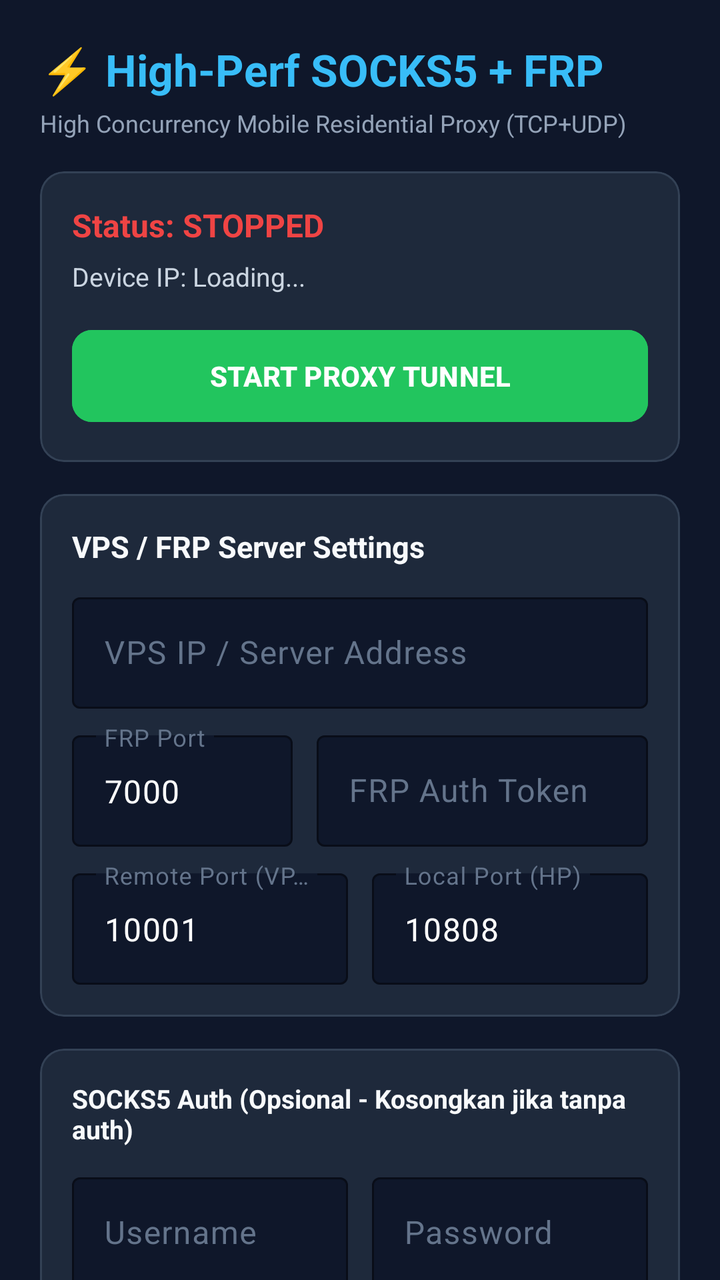
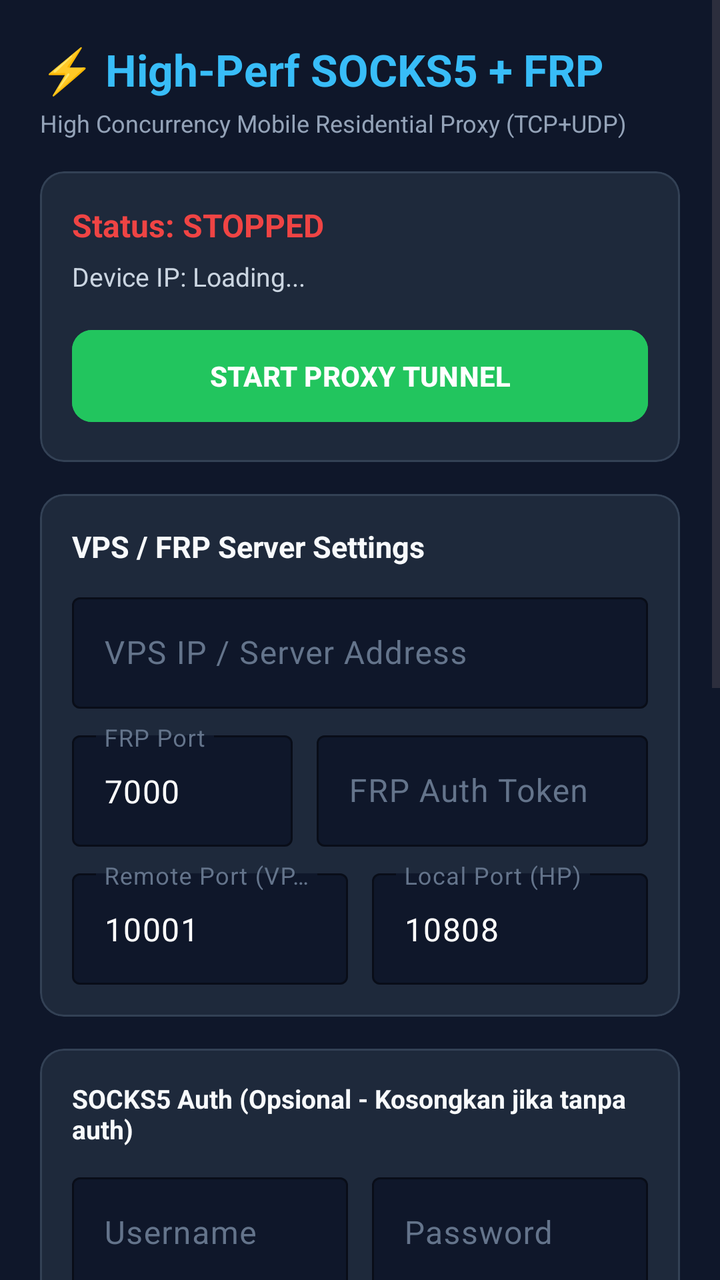

Compare the two renders of this Android layout. The source of the first and the diff that turns it into the second are given below.
<!-- AndroidManifest.xml: application theme Theme.Material3.DayNight.NoActionBar -->
<!-- res/layout/activity_main.xml -->
<?xml version="1.0" encoding="utf-8"?>
<androidx.core.widget.NestedScrollView xmlns:android="http://schemas.android.com/apk/res/android"
    xmlns:app="http://schemas.android.com/apk/res-auto"
    android:id="@+id/rootScrollView"
    android:layout_width="match_parent"
    android:layout_height="match_parent"
    android:background="#0F172A"
    android:descendantFocusability="blocksDescendants"
    android:fillViewport="true">

    <LinearLayout
        android:layout_width="match_parent"
        android:layout_height="wrap_content"
        android:orientation="vertical"
        android:padding="20dp">

        <TextView
            android:layout_width="wrap_content"
            android:layout_height="wrap_content"
            android:text="⚡ High-Perf SOCKS5 + FRP"
            android:textColor="#38BDF8"
            android:textSize="22sp"
            android:textStyle="bold" />

        <TextView
            android:layout_width="wrap_content"
            android:layout_height="wrap_content"
            android:layout_marginTop="4dp"
            android:text="High Concurrency Mobile Residential Proxy (TCP+UDP)"
            android:textColor="#94A3B8"
            android:textSize="12sp" />

        <com.google.android.material.card.MaterialCardView
            android:layout_width="match_parent"
            android:layout_height="wrap_content"
            android:layout_marginTop="16dp"
            app:cardBackgroundColor="#1E293B"
            app:cardCornerRadius="12dp"
            app:strokeColor="#334155"
            app:strokeWidth="1dp">

            <LinearLayout
                android:layout_width="match_parent"
                android:layout_height="wrap_content"
                android:orientation="vertical"
                android:padding="16dp">

                <TextView
                    android:id="@+id/tvStatus"
                    android:layout_width="wrap_content"
                    android:layout_height="wrap_content"
                    android:text="Status: STOPPED"
                    android:textColor="#EF4444"
                    android:textSize="16sp"
                    android:textStyle="bold" />

                <TextView
                    android:id="@+id/tvDeviceIP"
                    android:layout_width="wrap_content"
                    android:layout_height="wrap_content"
                    android:layout_marginTop="6dp"
                    android:text="Device IP: Loading..."
                    android:textColor="#CBD5E1"
                    android:textSize="13sp" />

                <Button
                    android:id="@+id/btnToggle"
                    android:layout_width="match_parent"
                    android:layout_height="54dp"
                    android:layout_marginTop="14dp"
                    android:backgroundTint="#22C55E"
                    android:text="START PROXY TUNNEL"
                    android:textColor="#FFFFFF"
                    android:textStyle="bold"
                    app:cornerRadius="10dp" />
            </LinearLayout>
        </com.google.android.material.card.MaterialCardView>

        
        <com.google.android.material.card.MaterialCardView
            android:layout_width="match_parent"
            android:layout_height="wrap_content"
            android:layout_marginTop="16dp"
            app:cardBackgroundColor="#1E293B"
            app:cardCornerRadius="12dp"
            app:strokeColor="#334155"
            app:strokeWidth="1dp">

            <LinearLayout
                android:layout_width="match_parent"
                android:layout_height="wrap_content"
                android:orientation="vertical"
                android:padding="16dp">

                <TextView
                    android:layout_width="wrap_content"
                    android:layout_height="wrap_content"
                    android:text="VPS / FRP Server Settings"
                    android:textColor="#F8FAFC"
                    android:textSize="15sp"
                    android:textStyle="bold" />

                
                <com.google.android.material.textfield.TextInputLayout
                    android:layout_width="match_parent"
                    android:layout_height="wrap_content"
                    android:layout_marginTop="10dp"
                    android:hint="VPS IP / Server Address"
                    android:textColorHint="#64748B"
                    app:boxBackgroundColor="#0F172A"
                    app:boxStrokeColor="#38BDF8">

                    <com.google.android.material.textfield.TextInputEditText
                        android:id="@+id/etServerAddr"
                        android:layout_width="match_parent"
                        android:layout_height="wrap_content"
                        android:text=""
                        android:textColor="#FFFFFF" />
                </com.google.android.material.textfield.TextInputLayout>

                
                <LinearLayout
                    android:layout_width="match_parent"
                    android:layout_height="wrap_content"
                    android:layout_marginTop="8dp"
                    android:orientation="horizontal">

                    <com.google.android.material.textfield.TextInputLayout
                        android:layout_width="0dp"
                        android:layout_height="wrap_content"
                        android:layout_marginEnd="6dp"
                        android:layout_weight="1"
                        android:hint="FRP Port"
                        android:textColorHint="#64748B"
                        app:boxBackgroundColor="#0F172A"
                        app:boxStrokeColor="#38BDF8">

                        <com.google.android.material.textfield.TextInputEditText
                            android:id="@+id/etServerPort"
                            android:layout_width="match_parent"
                            android:layout_height="wrap_content"
                            android:inputType="number"
                            android:text="7000"
                            android:textColor="#FFFFFF" />
                    </com.google.android.material.textfield.TextInputLayout>

                    <com.google.android.material.textfield.TextInputLayout
                        android:layout_width="0dp"
                        android:layout_height="wrap_content"
                        android:layout_marginStart="6dp"
                        android:layout_weight="1.5"
                        android:hint="FRP Auth Token"
                        android:textColorHint="#64748B"
                        app:boxBackgroundColor="#0F172A"
                        app:boxStrokeColor="#38BDF8">

                        <com.google.android.material.textfield.TextInputEditText
                            android:id="@+id/etToken"
                            android:layout_width="match_parent"
                            android:layout_height="wrap_content"
                            android:text=""
                            android:textColor="#FFFFFF" />
                    </com.google.android.material.textfield.TextInputLayout>
                </LinearLayout>

                
                <LinearLayout
                    android:layout_width="match_parent"
                    android:layout_height="wrap_content"
                    android:layout_marginTop="8dp"
                    android:orientation="horizontal">

                    <com.google.android.material.textfield.TextInputLayout
                        android:layout_width="0dp"
                        android:layout_height="wrap_content"
                        android:layout_marginEnd="6dp"
                        android:layout_weight="1"
                        android:hint="Remote Port (VPS)"
                        android:textColorHint="#64748B"
                        app:boxBackgroundColor="#0F172A"
                        app:boxStrokeColor="#38BDF8">

                        <com.google.android.material.textfield.TextInputEditText
                            android:id="@+id/etRemotePort"
                            android:layout_width="match_parent"
                            android:layout_height="wrap_content"
                            android:inputType="number"
                            android:text="10001"
                            android:textColor="#FFFFFF" />
                    </com.google.android.material.textfield.TextInputLayout>

                    <com.google.android.material.textfield.TextInputLayout
                        android:layout_width="0dp"
                        android:layout_height="wrap_content"
                        android:layout_marginStart="6dp"
                        android:layout_weight="1"
                        android:hint="Local Port (HP)"
                        android:textColorHint="#64748B"
                        app:boxBackgroundColor="#0F172A"
                        app:boxStrokeColor="#38BDF8">

                        <com.google.android.material.textfield.TextInputEditText
                            android:id="@+id/etLocalPort"
                            android:layout_width="match_parent"
                            android:layout_height="wrap_content"
                            android:inputType="number"
                            android:text="10808"
                            android:textColor="#FFFFFF" />
                    </com.google.android.material.textfield.TextInputLayout>
                </LinearLayout>

            </LinearLayout>
        </com.google.android.material.card.MaterialCardView>

        
        <com.google.android.material.card.MaterialCardView
            android:layout_width="match_parent"
            android:layout_height="wrap_content"
            android:layout_marginTop="16dp"
            app:cardBackgroundColor="#1E293B"
            app:cardCornerRadius="12dp"
            app:strokeColor="#334155"
            app:strokeWidth="1dp">

            <LinearLayout
                android:layout_width="match_parent"
                android:layout_height="wrap_content"
                android:orientation="vertical"
                android:padding="16dp">

                <TextView
                    android:layout_width="wrap_content"
                    android:layout_height="wrap_content"
                    android:text="SOCKS5 Auth (Opsional - Kosongkan jika tanpa auth)"
                    android:textColor="#F8FAFC"
                    android:textSize="13sp"
                    android:textStyle="bold" />

                <LinearLayout
                    android:layout_width="match_parent"
                    android:layout_height="wrap_content"
                    android:layout_marginTop="10dp"
                    android:orientation="horizontal">

                    <com.google.android.material.textfield.TextInputLayout
                        android:layout_width="0dp"
                        android:layout_height="wrap_content"
                        android:layout_marginEnd="6dp"
                        android:layout_weight="1"
                        android:hint="Username"
                        android:textColorHint="#64748B"
                        app:boxBackgroundColor="#0F172A"
                        app:boxStrokeColor="#38BDF8">

                        <com.google.android.material.textfield.TextInputEditText
                            android:id="@+id/etSocksUser"
                            android:layout_width="match_parent"
                            android:layout_height="wrap_content"
                            android:textColor="#FFFFFF" />
                    </com.google.android.material.textfield.TextInputLayout>

                    <com.google.android.material.textfield.TextInputLayout
                        android:layout_width="0dp"
                        android:layout_height="wrap_content"
                        android:layout_marginStart="6dp"
                        android:layout_weight="1"
                        android:hint="Password"
                        android:textColorHint="#64748B"
                        app:boxBackgroundColor="#0F172A"
                        app:boxStrokeColor="#38BDF8">

                        <com.google.android.material.textfield.TextInputEditText
                            android:id="@+id/etSocksPass"
                            android:layout_width="match_parent"
                            android:layout_height="wrap_content"
                            android:textColor="#FFFFFF" />
                    </com.google.android.material.textfield.TextInputLayout>
                </LinearLayout>

                <Button
                    android:id="@+id/btnBatteryOpt"
                    android:layout_width="match_parent"
                    android:layout_height="wrap_content"
                    android:layout_marginTop="16dp"
                    android:backgroundTint="#334155"
                    android:text="Disable Battery Optimization (Anti-Kill)"
                    android:textColor="#93C5FD"
                    android:textSize="12sp"
                    app:cornerRadius="8dp" />
            </LinearLayout>
        </com.google.android.material.card.MaterialCardView>

        
        <com.google.android.material.card.MaterialCardView
            android:layout_width="match_parent"
            android:layout_height="wrap_content"
            android:layout_marginTop="16dp"
            app:cardBackgroundColor="#1E293B"
            app:cardCornerRadius="12dp"
            app:strokeColor="#334155"
            app:strokeWidth="1dp">

            <LinearLayout
                android:layout_width="match_parent"
                android:layout_height="wrap_content"
                android:orientation="vertical"
                android:padding="16dp">

                <LinearLayout
                    android:layout_width="match_parent"
                    android:layout_height="wrap_content"
                    android:gravity="center_vertical"
                    android:orientation="horizontal">

                    <TextView
                        android:layout_width="0dp"
                        android:layout_height="wrap_content"
                        android:layout_weight="1"
                        android:text="🔍 Live Debug Mode"
                        android:textColor="#F8FAFC"
                        android:textSize="15sp"
                        android:textStyle="bold" />

                    <com.google.android.material.switchmaterial.SwitchMaterial
                        android:id="@+id/switchDebug"
                        android:layout_width="wrap_content"
                        android:layout_height="wrap_content"
                        android:checked="true" />
                </LinearLayout>

                <LinearLayout
                    android:id="@+id/layoutDebugLogs"
                    android:layout_width="match_parent"
                    android:layout_height="wrap_content"
                    android:layout_marginTop="10dp"
                    android:orientation="vertical">

                    <LinearLayout
                        android:layout_width="match_parent"
                        android:layout_height="wrap_content"
                        android:orientation="horizontal">

                        <TextView
                            android:layout_width="0dp"
                            android:layout_height="wrap_content"
                            android:layout_weight="1"
                            android:text="Real-Time Engine &amp; Tunnel Logs:"
                            android:textColor="#94A3B8"
                            android:textSize="11sp" />

                        <TextView
                            android:id="@+id/btnCopyLogs"
                            android:layout_width="wrap_content"
                            android:layout_height="wrap_content"
                            android:layout_marginEnd="8dp"
                            android:padding="4dp"
                            android:text="📋 [Copy Logs]"
                            android:textColor="#38BDF8"
                            android:textSize="11sp"
                            android:textStyle="bold" />

                        <TextView
                            android:id="@+id/btnClearLogs"
                            android:layout_width="wrap_content"
                            android:layout_height="wrap_content"
                            android:padding="4dp"
                            android:text="🗑️ [Clear]"
                            android:textColor="#F87171"
                            android:textSize="11sp"
                            android:textStyle="bold" />
                    </LinearLayout>

                    <androidx.core.widget.NestedScrollView
                        android:id="@+id/scrollDebugVertical"
                        android:layout_width="match_parent"
                        android:layout_height="250dp"
                        android:layout_marginTop="6dp"
                        android:background="#0A0F1D"
                        android:nestedScrollingEnabled="true"
                        android:padding="8dp">

                        <HorizontalScrollView
                            android:id="@+id/scrollDebugHorizontal"
                            android:layout_width="wrap_content"
                            android:layout_height="wrap_content"
                            android:nestedScrollingEnabled="true">

                            <TextView
                                android:id="@+id/tvDebugLogs"
                                android:layout_width="wrap_content"
                                android:layout_height="wrap_content"
                                android:fontFamily="monospace"
                                android:scrollHorizontally="true"
                                android:text="Ready. Start proxy to see live logs..."
                                android:textColor="#34D399"
                                android:textIsSelectable="true"
                                android:textSize="11sp" />
                        </HorizontalScrollView>
                    </androidx.core.widget.NestedScrollView>
                </LinearLayout>

            </LinearLayout>
        </com.google.android.material.card.MaterialCardView>

        <TextView
            android:layout_width="match_parent"
            android:layout_height="wrap_content"
            android:layout_marginTop="16dp"
            android:layout_marginBottom="24dp"
            android:gravity="center"
            android:text="Tip: Akses proxy dari luar via [IP_VPS]:[RemotePort]"
            android:textColor="#64748B"
            android:textSize="12sp" />

    </LinearLayout>
</androidx.core.widget.NestedScrollView>
<!-- resources referenced by this layout -->
<resources>

</resources>

<!-- the commit's change to res/layout/activity_main.xml (unified diff, before → after) -->
@@ -1,5 +1,5 @@
 <?xml version="1.0" encoding="utf-8"?>
-<androidx.core.widget.NestedScrollView xmlns:android="http://schemas.android.com/apk/res/android"
+<ScrollView xmlns:android="http://schemas.android.com/apk/res/android"
     xmlns:app="http://schemas.android.com/apk/res-auto"
     android:id="@+id/rootScrollView"
     android:layout_width="match_parent"
@@ -370,20 +370,18 @@
                             android:textStyle="bold" />
                     </LinearLayout>
 
-                    <androidx.core.widget.NestedScrollView
+                    <ScrollView
                         android:id="@+id/scrollDebugVertical"
                         android:layout_width="match_parent"
                         android:layout_height="250dp"
                         android:layout_marginTop="6dp"
                         android:background="#0A0F1D"
-                        android:nestedScrollingEnabled="true"
                         android:padding="8dp">
 
                         <HorizontalScrollView
                             android:id="@+id/scrollDebugHorizontal"
                             android:layout_width="wrap_content"
-                            android:layout_height="wrap_content"
-                            android:nestedScrollingEnabled="true">
+                            android:layout_height="wrap_content">
 
                             <TextView
                                 android:id="@+id/tvDebugLogs"
@@ -396,7 +394,7 @@
                                 android:textIsSelectable="true"
                                 android:textSize="11sp" />
                         </HorizontalScrollView>
-                    </androidx.core.widget.NestedScrollView>
+                    </ScrollView>
                 </LinearLayout>
 
             </LinearLayout>
@@ -413,4 +411,4 @@
             android:textSize="12sp" />
 
     </LinearLayout>
-</androidx.core.widget.NestedScrollView>
+</ScrollView>
